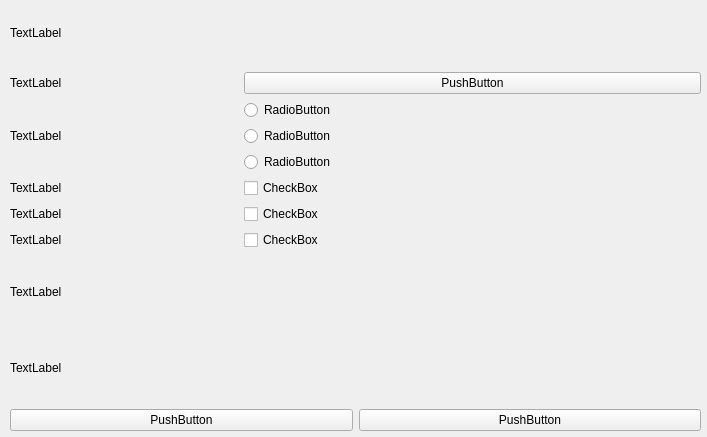
The window that ui/settings.ui (waire-p/EyeSA) describes before a commit, drawn with Qt 5.
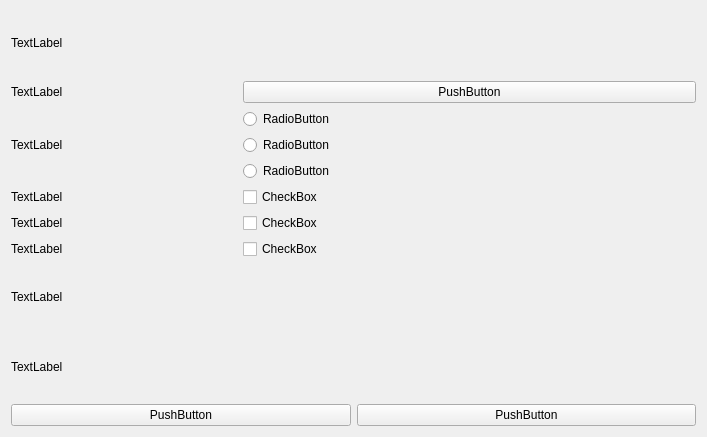
The same window after the commit.

Commit message: Добавление окна about и переименование кнопки start при нажатии

```diff
--- a/ui/settings.ui
+++ b/ui/settings.ui
@@ -13,15 +13,8 @@
   <property name="windowTitle">
    <string>Form</string>
   </property>
-  <widget class="QWidget" name="verticalLayoutWidget">
-   <property name="geometry">
-    <rect>
-     <x>10</x>
-     <y>0</y>
-     <width>691</width>
-     <height>431</height>
-    </rect>
-   </property>
+  <layout class="QVBoxLayout" name="verticalLayout_3">
+   <item>
    <layout class="QVBoxLayout" name="verticalLayout" stretch="1,5,0">
     <item>
      <widget class="QLabel" name="label">
@@ -31,7 +24,7 @@
      </widget>
     </item>
     <item>
-     <layout class="QGridLayout" name="gridLayout" rowstretch="0,0,0,0,0,0,0,0" columnstretch="2,4">
+      <layout class="QGridLayout" name="gridLayout" rowstretch="0,0,0,0,0,0,0" columnstretch="2,4">
       <item row="1" column="1">
        <layout class="QVBoxLayout" name="verticalLayout_2">
         <item>
@@ -155,7 +148,8 @@
      </layout>
     </item>
    </layout>
-  </widget>
+   </item>
+  </layout>
  </widget>
  <resources/>
  <connections/>
```
Lines whose indentation alone changed are shown as unchanged. The commit also changes 5 other files.
